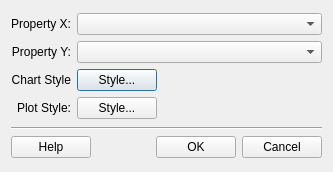
claudiobogossian/terralib5, file src/terralib/qt/widgets/charts/ui/scatterCreatorDialog.ui: the form before one commit.
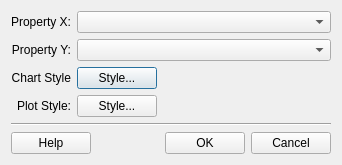
The form after the commit.

The edit to the form file:
```diff
--- a/src/terralib/qt/widgets/charts/ui/scatterCreatorDialog.ui
+++ b/src/terralib/qt/widgets/charts/ui/scatterCreatorDialog.ui
@@ -14,6 +14,9 @@
    <string>Scatter</string>
   </property>
   <layout class="QGridLayout" name="gridLayout_4">
+   <property name="sizeConstraint">
+    <enum>QLayout::SetFixedSize</enum>
+   </property>
    <item row="0" column="0">
     <layout class="QGridLayout" name="gridLayout_3">
      <item row="0" column="0">
```
